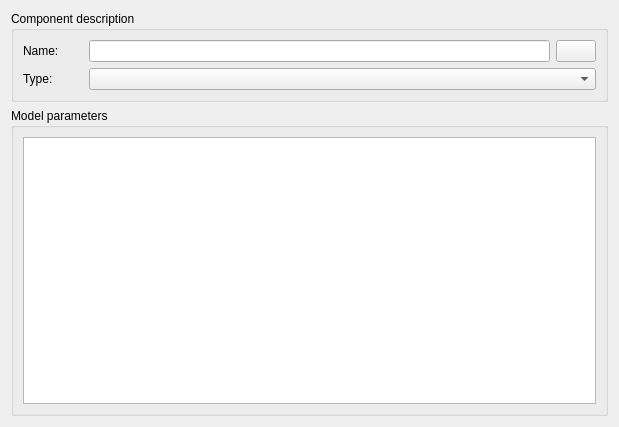
First picture: the form in SIM-VICUS/src/SVDBNetworkComponentEditWidget.ui, repository ghorwin/SIM-VICUS, before the edit.
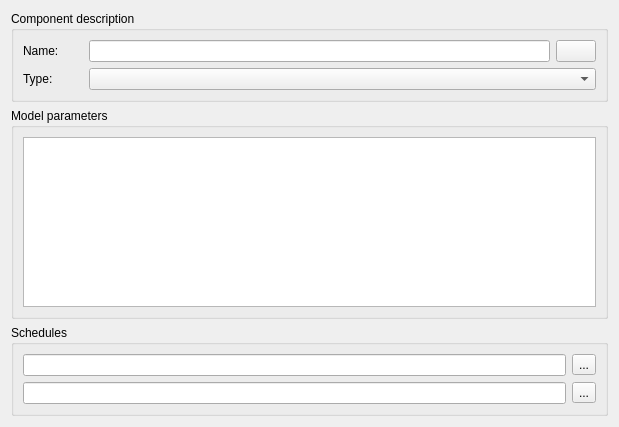
Second picture: the form after the edit. Custom widgets are drawn as their Qt base class.

Commit message: some ui fixes, added schedules in components, ...

Diff of the .ui file:
```diff
--- a/SIM-VICUS/src/SVDBNetworkComponentEditWidget.ui
+++ b/SIM-VICUS/src/SVDBNetworkComponentEditWidget.ui
@@ -78,6 +78,35 @@
      </layout>
     </widget>
    </item>
+   <item>
+    <widget class="QGroupBox" name="groupBoxSchedules">
+     <property name="title">
+      <string>Schedules</string>
+     </property>
+     <layout class="QGridLayout" name="gridLayout_2">
+      <item row="0" column="0">
+       <widget class="QLineEdit" name="lineEditSchedule1"/>
+      </item>
+      <item row="0" column="1">
+       <widget class="QToolButton" name="toolButtonSchedule1">
+        <property name="text">
+         <string>...</string>
+        </property>
+       </widget>
+      </item>
+      <item row="1" column="0">
+       <widget class="QLineEdit" name="lineEditSchedule2"/>
+      </item>
+      <item row="1" column="1">
+       <widget class="QToolButton" name="toolButtonSchedule2">
+        <property name="text">
+         <string>...</string>
+        </property>
+       </widget>
+      </item>
+     </layout>
+    </widget>
+   </item>
   </layout>
  </widget>
  <customwidgets>
```
The commit also changes 20 other files.
